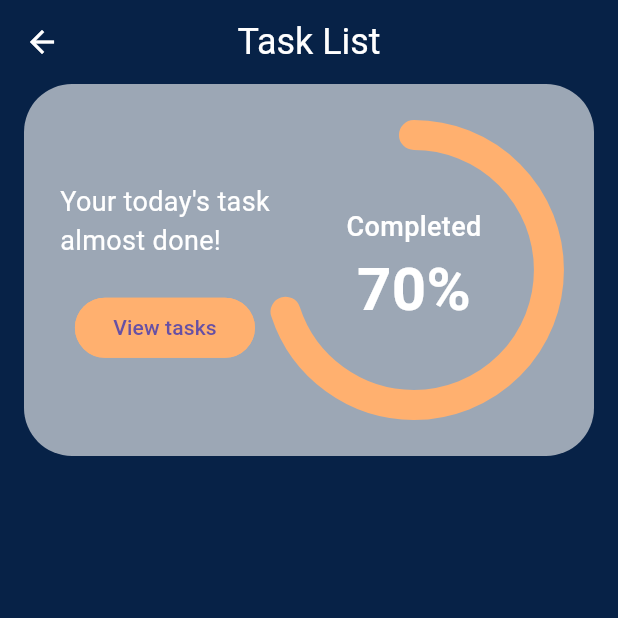
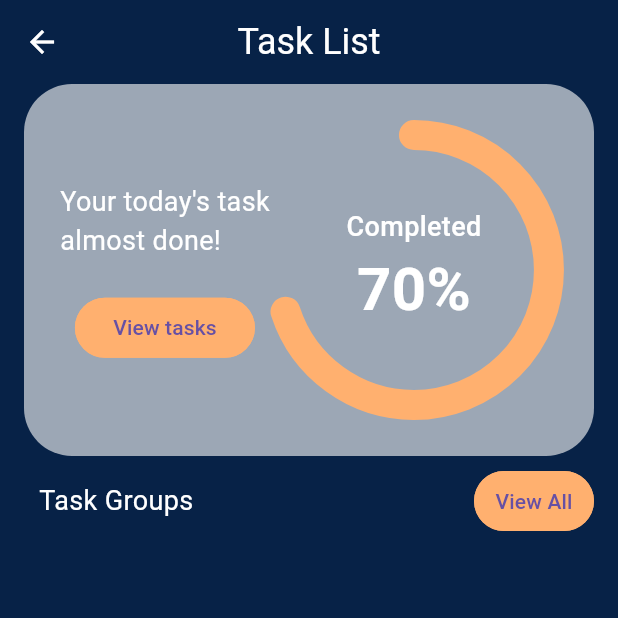
Before and after one commit to shadymohamed532001/Dubli, a Flutter app: the HomeView screen opened directly, on a phone screen of 412 x 824 dp, the top half of it. Run offline on Flutter 3.47's test engine with Material 3 defaults, Android fonts, the phone set to English and light mode, and no system bars; drawn by our look-alikes of percent_indicator; our stand-ins replace dash_chat_2, dio, equatable, flutter_bloc, flutter_screenutil, fluttertoast and 2 more; accounts and stored records are empty.

Commit message:
Add TaskGroupAndNewTask widget to HomeViewBody
Introduce TaskGroupAndNewTask widget to display task groups and a button to view all tasks in HomeViewBody.

```diff
--- a/lib/feature/home/ui/widgets/home_view_body.dart
+++ b/lib/feature/home/ui/widgets/home_view_body.dart
@@ -1,5 +1,6 @@
 
 import 'package:dubli/feature/home/ui/widgets/task_completed_circle_indicator.dart';
+import 'package:dubli/feature/home/ui/widgets/task_group_and_new_task.dart';
 import 'package:flutter/material.dart';
 import 'package:flutter/widgets.dart';
 
@@ -13,6 +14,7 @@ class HomeViewBody extends StatelessWidget {
       child: Column(
         children: [
           TaskCompletedCircleIndicator(),
+          TaskGroupAndNewTask()
         ],
       ),
     );
--- /dev/null
+++ b/lib/feature/home/ui/widgets/task_group_and_new_task.dart
@@ -0,0 +1,35 @@
+import 'package:dubli/core/utils/app_colors.dart';
+import 'package:dubli/core/utils/app_styles.dart';
+import 'package:dubli/core/widgets/app_bottom.dart';
+import 'package:flutter/material.dart';
+
+class TaskGroupAndNewTask extends StatelessWidget {
+  const TaskGroupAndNewTask({
+    super.key,
+  });
+
+  @override
+  Widget build(BuildContext context) {
+    return Padding(
+      padding: const EdgeInsets.only(left: 10, top: 10),
+      child: Row(
+        mainAxisAlignment: MainAxisAlignment.spaceBetween,
+        children: [
+          Text(
+            'Task Groups',
+            style: AppStyle.font18Whitemedium.copyWith(
+              fontWeight: FontWeight.w400,
+            ),
+          ),
+          CustomBottom(
+            bottomHeight: 40,
+            bottomWidth: 80,
+            bottomtext: 'View All',
+            backgroundColor: ColorManager.darkyellowColor,
+            onPressed: () {},
+          )
+        ],
+      ),
+    );
+  }
+}
```
